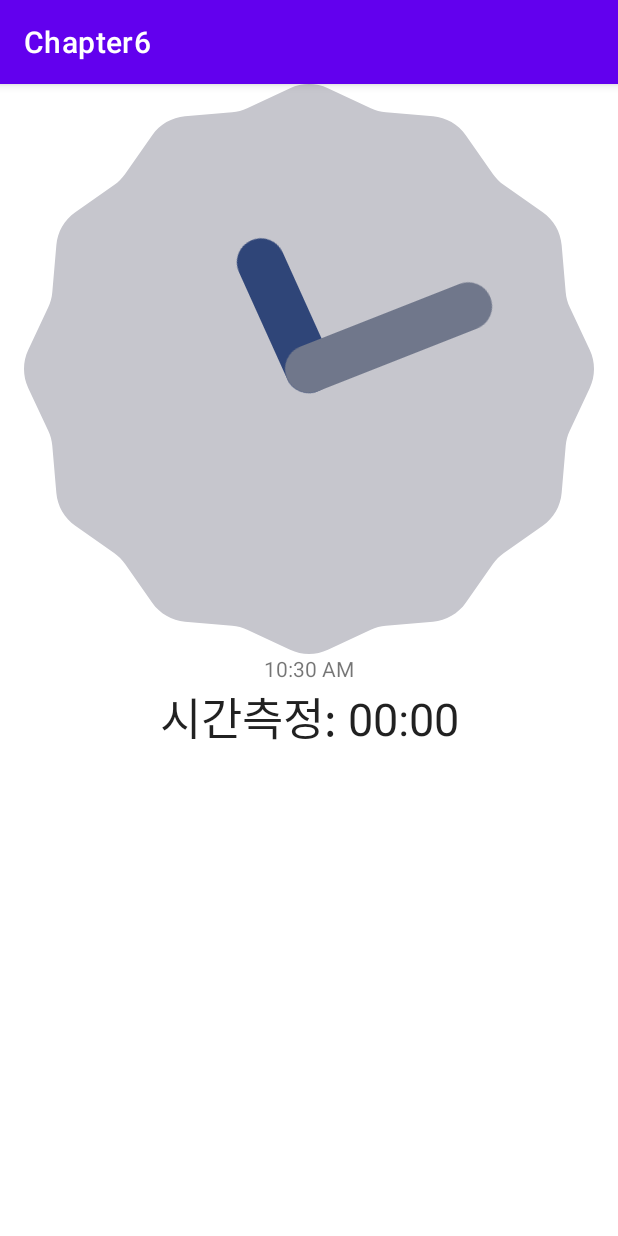
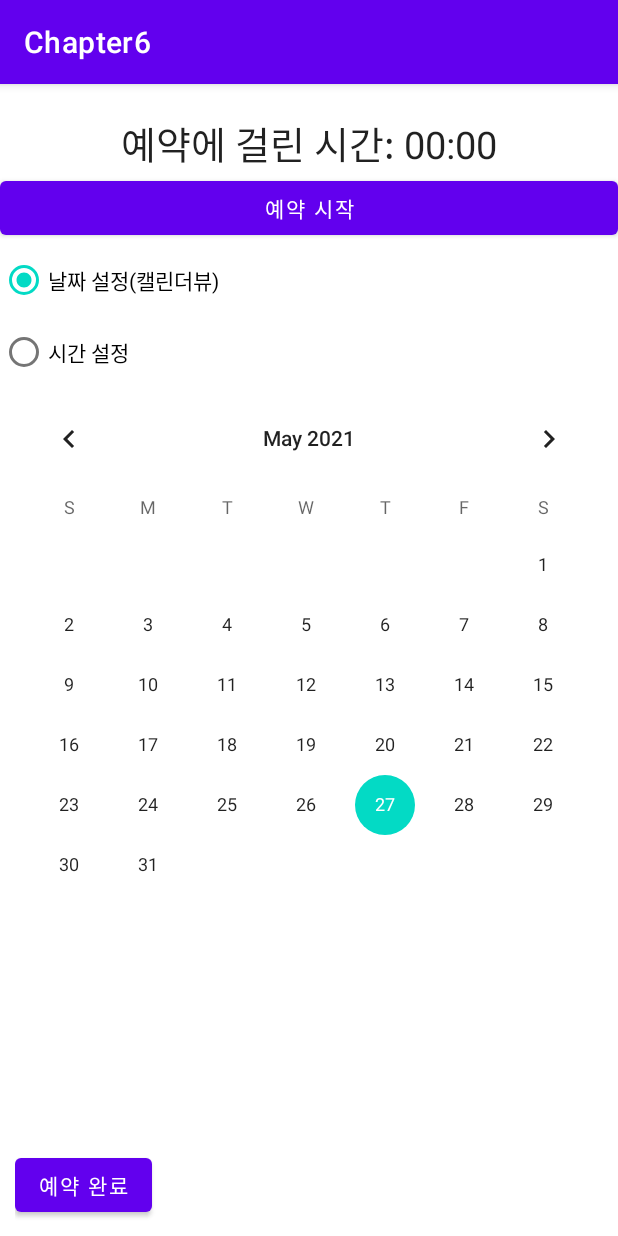
Before and after one commit to khjkhj0329/Chapter6, an Android app: the screen it shows after launch (MainActivity), on a phone screen of 412 x 824 dp. Run offline under Robolectric (Android 15) with nearby library versions, the phone set to English and light mode, and no system bars.

Commit message:
Completion Project 6_1 commit

```diff
--- a/app/src/main/java/kr/hs/emirim/w2029/chapter6/MainActivity.java
+++ b/app/src/main/java/kr/hs/emirim/w2029/chapter6/MainActivity.java
@@ -1,14 +1,94 @@
 package kr.hs.emirim.w2029.chapter6;
 
+import androidx.annotation.NonNull;
 import androidx.appcompat.app.AppCompatActivity;
 
+import android.graphics.Color;
+import android.icu.util.Calendar;
 import android.os.Bundle;
+import android.os.SystemClock;
+import android.view.View;
+import android.widget.Button;
+import android.widget.CalendarView;
+import android.widget.Chronometer;
+import android.widget.RadioButton;
+import android.widget.RadioGroup;
+import android.widget.TextView;
+import android.widget.TimePicker;
 
 public class MainActivity extends AppCompatActivity {
+    Chronometer chrono1;
+    RadioGroup rg;
+    CalendarView calender;
+    TimePicker time;
+    TextView textResult;
+    RadioButton radioCal, radioTime;
 
     @Override
     protected void onCreate(Bundle savedInstanceState) {
         super.onCreate(savedInstanceState);
-        setContentView(R.layout.activity_main);
+        setContentView(R.layout.p6_1);
+
+        chrono1 = findViewById(R.id.chrono1);
+        rg = findViewById(R.id.rg);
+        calender = findViewById(R.id.calender);
+        time = findViewById(R.id.time_pick);
+        textResult = findViewById(R.id.text_result);
+        Button btnStart = findViewById(R.id.btn_start);
+        Button btnDone = findViewById(R.id.btn_done);
+        radioCal = findViewById(R.id.rario_date);
+        radioTime = findViewById(R.id.radio_time);
+
+        rg.setOnCheckedChangeListener(radionListener);
+
+        btnStart.setOnClickListener(btnListener);
+        btnDone.setOnClickListener(btnListener);
+
+        calender.setOnDateChangeListener(calenderListener);
     }
+
+        RadioGroup.OnCheckedChangeListener radionListener = new RadioGroup.OnCheckedChangeListener() {
+            @Override
+            public void onCheckedChanged(RadioGroup group, int checkedId) {
+                calender.setVisibility(View.INVISIBLE);
+                time.setVisibility(View.INVISIBLE);
+                switch (checkedId){
+                    case R.id.rario_date:
+                        calender.setVisibility(View.VISIBLE);
+                        break;
+                    case R.id.radio_time:
+                        time.setVisibility(View.VISIBLE);
+                        break;
+            }
+        }
+    };
+    View.OnClickListener btnListener = new View.OnClickListener() {
+        @Override
+        public void onClick(View v) {
+            switch (v.getId()){
+                case R.id.btn_start:
+                    chrono1.setBase(SystemClock.elapsedRealtime());
+                    chrono1.start();
+                    chrono1.setTextColor(Color.RED);
+                    break;
+                case R.id.btn_done:
+                    chrono1.stop();
+                    chrono1.setTextColor(Color.BLUE);
+                    textResult.setText(y + "년" + m + "월" + d + "일 ");
+                    textResult.append(time.getCurrentHour() + "시 " + time.getCurrentMinute() + "분 예약완료됨");
+                    break;
+            }
+        }
+    };
+    int y, m, d;
+
+    CalendarView.OnDateChangeListener calenderListener = new CalendarView.OnDateChangeListener() {
+        @Override
+        public void onSelectedDayChange(@NonNull CalendarView view, int year, int month, int dayOfMonth) {
+            y = year;
+            m = month+1;
+            d = dayOfMonth;
+        }
+    };
+
 }
--- a/app/src/main/res/layout/ex6_3.xml
+++ b/app/src/main/res/layout/ex6_3.xml
@@ -1,6 +1,15 @@
 <?xml version="1.0" encoding="utf-8"?>
 <LinearLayout xmlns:android="http://schemas.android.com/apk/res/android"
-    android:orientation="vertical" android:layout_width="match_parent"
+    android:orientation="vertical"
+    android:layout_width="match_parent"
     android:layout_height="match_parent">
+    <TimePicker
+        android:timePickerMode="spinner"
+        android:layout_width="match_parent"
+        android:layout_height="wrap_content"/>
+    <DatePicker
+        android:datePickerMode="spinner"
+        android:layout_width="match_parent"
+        android:layout_height="wrap_content"/>.
 
 </LinearLayout>
--- /dev/null
+++ b/app/src/main/res/layout/p6_1.xml
@@ -0,0 +1,67 @@
+<?xml version="1.0" encoding="utf-8"?>
+<LinearLayout xmlns:android="http://schemas.android.com/apk/res/android"
+    android:orientation="vertical"
+    android:layout_width="match_parent"
+    android:layout_height="match_parent">
+
+    <Chronometer
+        android:id="@+id/chrono1"
+        android:layout_width="match_parent"
+        android:layout_height="wrap_content"
+        android:gravity="center_horizontal"
+        android:textSize="25sp"
+        android:layout_marginTop="20dp"
+        android:format="예약에 걸린 시간: %s"/>
+    <Button
+        android:id="@+id/btn_start"
+        android:layout_width="match_parent"
+        android:layout_height="wrap_content"
+        android:text="@string/btn_start"/>
+    <RadioGroup
+        android:id="@+id/rg"
+        android:layout_width="wrap_content"
+        android:layout_height="wrap_content">
+        <RadioButton
+            android:id="@+id/rario_date"
+            android:checked="true"
+            android:layout_width="wrap_content"
+            android:layout_height="wrap_content"
+            android:text="@string/radio_date"/>
+        <RadioButton
+            android:id="@+id/radio_time"
+            android:layout_width="wrap_content"
+            android:layout_height="wrap_content"
+            android:text="@string/radio_time"/>
+    </RadioGroup>
+    <FrameLayout
+        android:layout_width="match_parent"
+        android:layout_height="wrap_content">
+        <CalendarView
+            android:id="@+id/calender"
+            android:layout_width="match_parent"
+            android:layout_height="wrap_content"/>
+        <TimePicker
+            android:id="@+id/time_pick"
+            android:visibility="invisible"
+            android:layout_width="match_parent"
+            android:layout_height="wrap_content"
+            android:timePickerMode="spinner"/>
+    </FrameLayout>
+    <LinearLayout
+        android:orientation="horizontal"
+        android:gravity="bottom"
+        android:layout_marginBottom="10dp"
+        android:layout_marginLeft="10dp"
+        android:layout_width="match_parent"
+        android:layout_height="match_parent">
+        <Button
+            android:id="@+id/btn_done"
+            android:layout_width="wrap_content"
+            android:layout_height="wrap_content"
+            android:text="@string/btn_done"/>
+        <TextView
+            android:id="@+id/text_result"
+            android:layout_width="match_parent"
+            android:layout_height="wrap_content"/>
+    </LinearLayout>
+</LinearLayout>
--- a/app/src/main/res/values/strings.xml
+++ b/app/src/main/res/values/strings.xml
@@ -1,3 +1,8 @@
 <resources>
     <string name="app_name">Chapter6</string>
+    <string name="btn_start">예약 시작</string>
+    <string name="btn_done">예약 완료</string>
+    <string name="radio_date">날짜 설정(캘린더뷰)</string>
+    <string name="radio_time">시간 설정</string>
+
 </resources>
```
